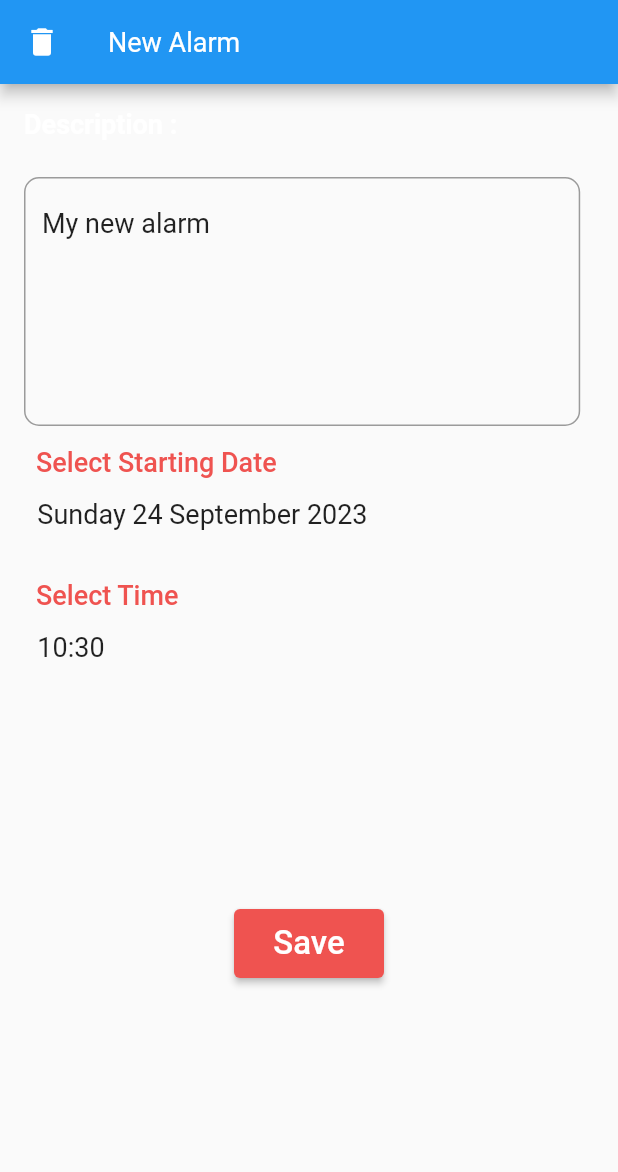
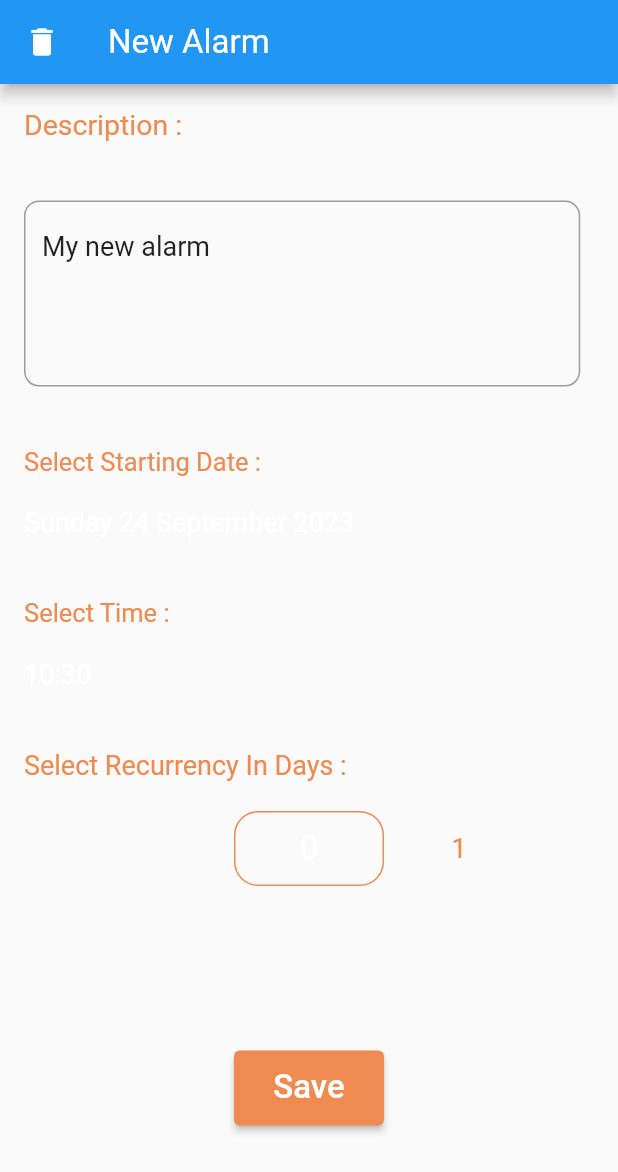
Before and after one commit to ThomasFabrePro/alarm_app, a Flutter app: the screen it shows after launch, after a tap on the "add alarm" icon, on a phone screen of 412 x 824 dp. Shown: the top 1172 px of the screen. Run offline on Flutter 3.47's test engine with Material 2 defaults, Android fonts, the phone set to English and light mode, and no system bars; drawn by our look-alikes of numberpicker; our stand-ins replace flutter_datetime_picker_plus, flutter_local_notifications, logger, sqflite, timezone; missing offline and left inert: time_picker_sheet; accounts and stored records are empty.

Commit message:
recurrency

```diff
--- /dev/null
+++ b/lib/config.dart
@@ -0,0 +1,9 @@
+import 'package:flutter/material.dart' show Color, Colors;
+
+class Config {
+  static const double textFontSize = 18;
+  static const double titleFontSize = 22;
+  static const Color orange = Color.fromARGB(255, 239, 138, 80);
+  static const Color red = Color.fromARGB(255, 239, 83, 80);
+  static const Color white = Colors.white;
+}
--- a/lib/main.dart
+++ b/lib/main.dart
@@ -5,7 +5,13 @@ import 'package:timezone/data/latest.dart' as tz;
 import 'src/app.dart';
 import 'src/settings/settings_controller.dart';
 import 'src/settings/settings_service.dart';
+import 'package:logger/logger.dart';
 
+Logger logger = Logger(
+  printer: PrettyPrinter(
+    colors: true,
+  ),
+);
 void main() async {
   WidgetsFlutterBinding.ensureInitialized();
   NotificationService notificationService = NotificationService();
--- a/lib/models/alarm_item.dart
+++ b/lib/models/alarm_item.dart
@@ -1,7 +1,7 @@
+import 'package:alarm_app/main.dart';
 import 'package:alarm_app/services/database_helper.dart';
 import 'package:alarm_app/services/notification_service.dart';
 
-/// A placeholder class that represents an entity or model.
 class AlarmItem {
   AlarmItem(this.id,
       {required this.title,
@@ -38,6 +38,7 @@ class AlarmItem {
       'description': description,
       'day': day,
       'hourMinute': hourMinute,
+      'recurrencyInDays': recurrencyInDays,
     };
   }
 
@@ -48,31 +49,46 @@ class AlarmItem {
       description: map['description'],
       day: map['day'],
       hourMinute: map['hourMinute'],
+      recurrencyInDays: map['recurrencyInDays'],
     );
   }
 
-  Future<void> dbUpdate() async {
+  ///only update the databse
+  Future<void> updateDb() async {
+    DatabaseHelper dbHelper = DatabaseHelper.instance;
+    dbHelper.updateAlarm(this);
+  }
+
+  ///update item in database and update the notification
+  Future<void> dbUpdateAlarmAndNotif() async {
     DatabaseHelper dbHelper = DatabaseHelper.instance;
     await NotificationService().cancelNotification(id);
     await scheduleNotification();
     dbHelper.updateAlarm(this);
+    logger.t("Alarm Updated :: id: $id, title: $title, day: $day");
   }
 
-  Future<void> dbDelete() async {
+  ///delete item in database and delete the notification
+  Future<void> dbDeleteAlarmAndNotif() async {
     DatabaseHelper dbHelper = DatabaseHelper.instance;
     NotificationService().cancelNotification(id);
     dbHelper.deleteAlarm(id);
+    logger.t("Alarm Deleted :: id: $id, title: $title, day: $day");
   }
 
-  Future<void> dbInsert() async {
+  ///insert alarm in database but does not schedule the notification
+  Future<void> dbInsertAlarm() async {
     DatabaseHelper dbHelper = DatabaseHelper.instance;
     dbHelper.insertAlarm(this);
+    logger.t("Alarm Inserted :: id: $id");
   }
 
   Future<void> scheduleNotification() async {
     NotificationService().scheduleNotification(
+        id: id,
         title: title,
         body: description,
         scheduledNotificationDateTime: DateTime.parse(day));
+    logger.t("Notification Scheduled:: id: $id, title: $title, day: $day");
   }
 }
--- a/lib/services/database_helper.dart
+++ b/lib/services/database_helper.dart
@@ -42,6 +42,7 @@ class DatabaseHelper {
       title TEXT,
       description TEXT,
       day TEXT,
+      recurrencyInDays INTEGER,
       hourMinute TEXT
       )
       ''');
--- a/lib/src/alarm_feature/add_alarm_item_view.dart
+++ b/lib/src/alarm_feature/add_alarm_item_view.dart
@@ -1,4 +1,5 @@
 // import 'package:flutter/scheduler.dart';
+import 'package:alarm_app/config.dart';
 import 'package:alarm_app/src/alarm_feature/alarm_item_list_view.dart';
 import 'package:flutter_datetime_picker_plus/flutter_datetime_picker_plus.dart'
     as picker;
@@ -6,6 +7,7 @@ import 'package:flutter/material.dart';
 import 'package:alarm_app/models/alarm_item.dart';
 import 'package:alarm_app/services/date_helper.dart';
 import 'package:alarm_app/widgets/custom_text_field.dart';
+import 'package:numberpicker/numberpicker.dart';
 import 'package:time_picker_sheet/widget/sheet.dart';
 import 'package:time_picker_sheet/widget/time_picker.dart';
 
@@ -21,7 +23,6 @@ class AddAlarmItemView extends StatefulWidget {
 }
 
 class _AddAlarmItemViewState extends State<AddAlarmItemView> {
-  double fontSize = 18;
   @override
   Widget build(BuildContext context) {
     double height = MediaQuery.of(context).size.height;
@@ -32,14 +33,14 @@ class _AddAlarmItemViewState extends State<AddAlarmItemView> {
             ? IconButton(
                 icon: const Icon(Icons.arrow_back),
                 onPressed: () async {
-                  await alarm.dbUpdate();
+                  await alarm.dbUpdateAlarmAndNotif();
                   Navigator.pop(context);
                 },
               )
             : IconButton(
                 icon: const Icon(Icons.delete),
-                onPressed: () {
-                  alarm.dbDelete();
+                onPressed: () async {
+                  await alarm.dbDeleteAlarmAndNotif();
                   Navigator.pop(context);
                 },
               ),
@@ -49,14 +50,13 @@ class _AddAlarmItemViewState extends State<AddAlarmItemView> {
               width: width * 0.62,
               child: TextFormField(
                 initialValue: alarm.title,
-                style: TextStyle(
-                    fontSize: fontSize,
-                    color: Colors.white,
+                style: const TextStyle(
+                    fontSize: Config.titleFontSize,
+                    color: Config.white,
                     overflow: TextOverflow.ellipsis),
                 decoration: const InputDecoration(
-                  fillColor: Colors.black,
                   border: InputBorder.none,
-                  hintText: "0",
+                  hintText: "New Alarm",
                 ),
                 onChanged: (value) {
                   setState(() {
@@ -76,87 +76,120 @@ class _AddAlarmItemViewState extends State<AddAlarmItemView> {
             child: Column(
               crossAxisAlignment: CrossAxisAlignment.start,
               children: [
-                Flexible(
-                  flex: 1,
+                const Flexible(
+                  flex: 2,
                   child: SizedBox(
-                    height: 1250,
+                    height: 125,
                     child: SizedBox(
                       width: double.infinity,
                       child: Text("Description :",
                           style: TextStyle(
-                            fontSize: fontSize,
-                            fontWeight: FontWeight.bold,
-                            color: Colors.white,
+                            fontSize: Config.textFontSize + 1,
+                            color: Config.orange,
                             overflow: TextOverflow.ellipsis,
                           )),
                     ),
                   ),
                 ),
+                const SizedBox(
+                  height: 10,
+                ),
                 Flexible(
                   flex: 7,
                   child: SizedBox(
                     child: CustomTextField(
-                        fontSize: fontSize,
                         initialValue: alarm.description,
-                        onChanged: (String value) {
+                        onChanged: (String value) async {
                           alarm.description =
                               value == "" ? alarm.description : value;
+                          await alarm.updateDb();
                         }),
                   ),
                 ),
+                const SizedBox(
+                  height: 40,
+                ),
                 Flexible(
-                  flex: 7,
+                  flex: 14,
                   child: SizedBox(
                       height: height,
                       // child: Center(child: Text("Hello")),
                       child: Column(
                         crossAxisAlignment: CrossAxisAlignment.start,
                         children: [
-                          DatePickerTxt(
-                              fontSize: fontSize,
-                              onConfirm: (DateTime date) {
+                          DatePickerTxt(onConfirm: (DateTime date) async {
                             setState(() {
                               alarm.day =
                                   "${date.toString().substring(0, 10)} ${alarm.hourMinute}";
                             });
+                            await alarm.dbUpdateAlarmAndNotif();
                           }),
-                          Text(
-                              "  ${DateHelper.getFormattedDate(DateTime.parse(alarm.day))}",
-                              style: TextStyle(fontSize: fontSize)),
-                          const SizedBox(height: 20),
-                          TimePickerTxt(
-                              fontSize: fontSize,
-                              onChanged: (DateTime time) {
+                          const SizedBox(
+                            height: 40,
+                          ),
+                          TimePickerTxt(onChanged: (DateTime time) async {
                             setState(() {
-                                  alarm.hourMinute =
-                                      DateHelper.toHourMinute(time);
+                              alarm.hourMinute = DateHelper.toHourMinute(time);
                               alarm.day =
                                   "${alarm.day.toString().substring(0, 10)} ${alarm.hourMinute}";
                             });
+                            await alarm.dbUpdateAlarmAndNotif();
                           }),
-                          Text("  ${alarm.hourMinute}",
-                              style: TextStyle(fontSize: fontSize)),
+                          const SizedBox(
+                            height: 40,
+                          ),
+                          const Text(
+                            'Select Recurrency In Days :',
+                            style: TextStyle(
+                                color: Config.orange,
+                                fontSize: Config.textFontSize),
+                          ),
+                          const SizedBox(
+                            height: 20,
+                          ),
+                          Center(
+                            child: NumberPicker(
+                              value: alarm.recurrencyInDays,
+                              minValue: 0,
+                              maxValue: 10,
+                              textStyle: const TextStyle(
+                                  color: Config.orange,
+                                  fontSize: Config.textFontSize),
+                              selectedTextStyle: const TextStyle(
+                                  color: Config.white,
+                                  fontSize: Config.titleFontSize),
+                              decoration: BoxDecoration(
+                                borderRadius: BorderRadius.circular(16),
+                                border: Border.all(color: Config.orange),
+                              ),
+                              axis: Axis.horizontal,
+                              onChanged: (value) async {
+                                setState(() => alarm.recurrencyInDays = value);
+                                await alarm.updateDb();
+                              },
+                            ),
+                          ),
                         ],
                       )),
                 ),
-                Expanded(
-                    child: Container(
-                  alignment: Alignment.center,
+                const SizedBox(
+                  height: 40,
+                ),
+                Flexible(
+                    flex: 2,
+                    child: Center(
                       child: ScheduleButton(
-                    fontSize: fontSize,
                         onPressed: () async {
                           if (alarm.isOld) {
-                        await alarm.dbDelete();
+                            await alarm.dbDeleteAlarmAndNotif();
                           } else {
-                        await alarm.dbUpdate();
+                            await alarm.dbUpdateAlarmAndNotif();
                           }
+                          //TODO using pop here does not rebuild the listview but push is bad
                           Navigator.push(context,
                               MaterialPageRoute(builder: (context) {
                             return const AlarmItemListView();
                           })).then((_) => setState(() {}));
-                      // ignore: use_build_context_synchronously
-                      // Navigator.pop(context).then((_) => setState(() {}));
-                      // Navigator.pop(context);
                         },
                       ),
                     )),
@@ -168,11 +201,8 @@ class _AddAlarmItemViewState extends State<AddAlarmItemView> {
 }
 
 class DatePickerTxt extends StatefulWidget {
-  final double fontSize;
   final Function onConfirm;
-  const DatePickerTxt(
-      {super.key, required this.onConfirm, required this.fontSize})
-      : super();
+  const DatePickerTxt({super.key, required this.onConfirm}) : super();
 
   @override
   State<DatePickerTxt> createState() => _DatePickerTxtState();
@@ -182,38 +212,47 @@ class _DatePickerTxtState extends State<DatePickerTxt> {
   DateTime now = DateTime.now();
   @override
   Widget build(BuildContext context) {
-    return TextButton(
-      onPressed: () async {
-        picker.DatePicker.showDatePicker(context,
+    return GestureDetector(
+      onTap: () async {
+        await picker.DatePicker.showDatePicker(context,
             showTitleActions: true,
             minTime: now,
             maxTime: now.add(const Duration(days: 365 * 5)),
             theme: picker.DatePickerTheme(
-                headerColor: Colors.red[400],
+                headerColor: Config.orange,
                 backgroundColor: Colors.grey[800]!,
                 itemStyle: const TextStyle(
-                    color: Colors.white,
+                    color: Config.white,
                     fontWeight: FontWeight.bold,
                     fontSize: 18),
-                doneStyle: const TextStyle(color: Colors.white, fontSize: 16)),
+                doneStyle: const TextStyle(color: Config.white, fontSize: 16)),
             onConfirm: (date) {
           widget.onConfirm(date);
         }, currentTime: DateTime.now(), locale: picker.LocaleType.en);
       },
-      child: Text(
-        'Select Starting Date',
-        style: TextStyle(color: Colors.red[400], fontSize: widget.fontSize),
+      child: RichText(
+        overflow: TextOverflow.clip,
+        softWrap: true,
+        text: TextSpan(
+          text: 'Select Starting Date :\n\n',
+          style: const TextStyle(
+              color: Config.orange, fontSize: Config.textFontSize - 1),
+          children: <TextSpan>[
+            TextSpan(
+                text: DateHelper.getFormattedDate(DateTime.parse(alarm.day)),
+                style: const TextStyle(
+                    fontSize: Config.textFontSize, color: Config.white)),
+          ],
+        ),
       ),
     );
   }
 }
 
 class ScheduleButton extends StatelessWidget {
-  final double fontSize;
   final Function onPressed;
   const ScheduleButton({
     Key? key,
-    required this.fontSize,
     required this.onPressed,
   }) : super(key: key);
 
@@ -221,21 +260,20 @@ class ScheduleButton extends StatelessWidget {
   Widget build(BuildContext context) {
     return ElevatedButton(
         style: ButtonStyle(
-            backgroundColor: MaterialStateProperty.all(Colors.red[400]),
+            backgroundColor: MaterialStateProperty.all(
+                alarm.isOld ? Config.red : Config.orange),
             minimumSize: MaterialStateProperty.all(const Size(100, 50))),
         onPressed: () async {
           await onPressed();
         },
         child: Text(alarm.isOld ? "Delete" : "Save",
-            style: const TextStyle(fontSize: 22)));
+            style: const TextStyle(fontSize: Config.titleFontSize)));
   }
 }
 
 class TimePickerTxt extends StatefulWidget {
   final Function onChanged;
-  final double fontSize;
-  const TimePickerTxt(
-      {super.key, required this.onChanged, required this.fontSize});
+  const TimePickerTxt({super.key, required this.onChanged});
 
   @override
   State<TimePickerTxt> createState() => _TimePickerTxtState();
@@ -244,8 +282,8 @@ class TimePickerTxt extends StatefulWidget {
 class _TimePickerTxtState extends State<TimePickerTxt> {
   @override
   Widget build(BuildContext context) {
-    return TextButton(
-      onPressed: () async {
+    return GestureDetector(
+      onTap: () async {
         final result = await TimePicker.show<DateTime?>(
           context: context,
           sheet: TimePickerSheet(
@@ -260,9 +298,20 @@ class _TimePickerTxtState extends State<TimePickerTxt> {
         );
         widget.onChanged(result ?? alarm.hourMinute);
       },
-      child: Text(
-        'Select Time',
-        style: TextStyle(color: Colors.red[400], fontSize: widget.fontSize),
+      child: RichText(
+        overflow: TextOverflow.clip,
+        softWrap: true,
+        text: TextSpan(
+          text: 'Select Time :\n\n',
+          style: const TextStyle(
+              color: Config.orange, fontSize: Config.textFontSize - 1),
+          children: <TextSpan>[
+            TextSpan(
+                text: alarm.hourMinute,
+                style: const TextStyle(
+                    fontSize: Config.textFontSize, color: Config.white)),
+          ],
+        ),
       ),
     );
   }
--- a/lib/src/alarm_feature/alarm_item_list_view.dart
+++ b/lib/src/alarm_feature/alarm_item_list_view.dart
@@ -2,6 +2,7 @@ import 'dart:math' show Random;
 
 import 'package:alarm_app/services/database_helper.dart';
 import 'package:alarm_app/src/alarm_feature/add_alarm_item_view.dart';
+import 'package:alarm_app/widgets/alarm_card.dart';
 import 'package:flutter/material.dart';
 
 import '../../models/alarm_item.dart';
@@ -29,7 +30,7 @@ class _AlarmItemListViewState extends State<AlarmItemListView> {
         isOld: false);
     //setup AddAlarmItemView "alarm"
     alarm = newAlarm;
-    await alarm.dbInsert();
+    await alarm.dbInsertAlarm();
   }
 
   Future<List<AlarmItem>> fetchAlarms() async {
@@ -41,6 +42,7 @@ class _AlarmItemListViewState extends State<AlarmItemListView> {
   Widget build(BuildContext context) {
     return Scaffold(
       appBar: AppBar(
+        leading: const SizedBox(),
         title: const Text('My alarms'),
         actions: [
           IconButton(
@@ -90,26 +92,36 @@ class _AlarmItemListViewState extends State<AlarmItemListView> {
                 itemBuilder: (BuildContext context, int index) {
                   final item = items[index];
 
-                  return ListTile(
-                      title: Text(item.title),
-                      leading: const CircleAvatar(
-                        // Display the Flutter Logo image asset.
-                        foregroundImage: AssetImage('assets/images/logo.jpg'),
-                      ),
+                  return AlarmCard(
+                    alarmItem: item,
                     onTap: () {
-                        // Navigate to the details page. If the user leaves and returns to
-                        // the app after it has been killed while running in the
-                        // background, the navigation stack is restored.
                       alarm = item;
                       Navigator.push(context,
                           MaterialPageRoute(builder: (context) {
                         return const AddAlarmItemView();
                       })).then((_) => setState(() {}));
-                        // Navigator.pushNamed(
-                        //     context, AddAlarmItemView.routeName);
-                        // Navigator.restorablePushNamed(
-                        //     context, AddAlarmItemView.routeName);
-                      });
+                    },
+                  );
+                  // ListTile(
+                  //     title: Text(item.title),
+                  //     leading: const CircleAvatar(
+                  //       // Display the Flutter Logo image asset.
+                  //       foregroundImage: AssetImage('assets/images/logo.jpg'),
+                  //     ),
+                  //     onTap: () {
+                  //       // Navigate to the details page. If the user leaves and returns to
+                  //       // the app after it has been killed while running in the
+                  //       // background, the navigation stack is restored.
+                  //       alarm = item;
+                  //       Navigator.push(context,
+                  //           MaterialPageRoute(builder: (context) {
+                  //         return const AddAlarmItemView();
+                  //       })).then((_) => setState(() {}));
+                  //       // Navigator.pushNamed(
+                  //       //     context, AddAlarmItemView.routeName);
+                  //       // Navigator.restorablePushNamed(
+                  //       //     context, AddAlarmItemView.routeName);
+                  //     });
                 },
 
                 // ),
--- a/lib/widgets/custom_text_field.dart
+++ b/lib/widgets/custom_text_field.dart
@@ -1,16 +1,17 @@
+import 'package:alarm_app/config.dart';
 import 'package:flutter/material.dart';
 
 class CustomTextField extends StatefulWidget {
   final String initialValue;
   final Function onChanged;
   final double? minHeight;
-  final double fontSize;
-  const CustomTextField(
-      {super.key,
-      required this.initialValue,
-      required this.onChanged,
-      this.minHeight,
-      required this.fontSize});
+
+  const CustomTextField({
+    super.key,
+    required this.initialValue,
+    required this.onChanged,
+    this.minHeight,
+  });
 
   @override
   State<CustomTextField> createState() => _CustomTextFieldState();
@@ -28,13 +29,18 @@ class _CustomTextFieldState extends State<CustomTextField> {
           width: width * 0.9,
           child: TextFormField(
             initialValue: widget.initialValue,
-            maxLines: 6,
-            style: TextStyle(
-              fontSize: widget.fontSize,
+            maxLines: 4,
+            cursorColor: Config.orange,
+            style: const TextStyle(
+              fontSize: Config.textFontSize,
             ),
             decoration: InputDecoration(
-              fillColor: Colors.white,
+              fillColor: Config.white,
               // border: InputBorder.none,
+              focusedBorder: OutlineInputBorder(
+                borderSide: const BorderSide(color: Config.orange),
+                borderRadius: BorderRadius.circular(10),
+              ),
               border: OutlineInputBorder(
                 borderRadius: BorderRadius.circular(10),
               ),
--- a/pubspec.yaml
+++ b/pubspec.yaml
@@ -21,6 +21,8 @@ dependencies:
   path_provider: ^2.1.1
   sqflite: ^2.3.0
   time_picker_sheet: ^0.0.2+1
+  logger: ^2.0.2
+  numberpicker: ^2.1.2
 
 dev_dependencies:
   flutter_test:
```
Also changed, not shown: lib/widgets/alarm_card.dart (added, +62 -0 lines), pubspec.lock. Lines whose indentation alone changed are shown as unchanged.
